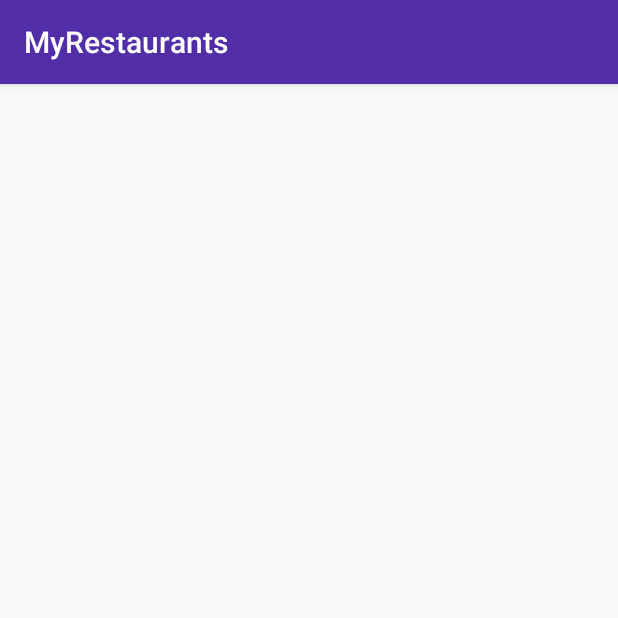
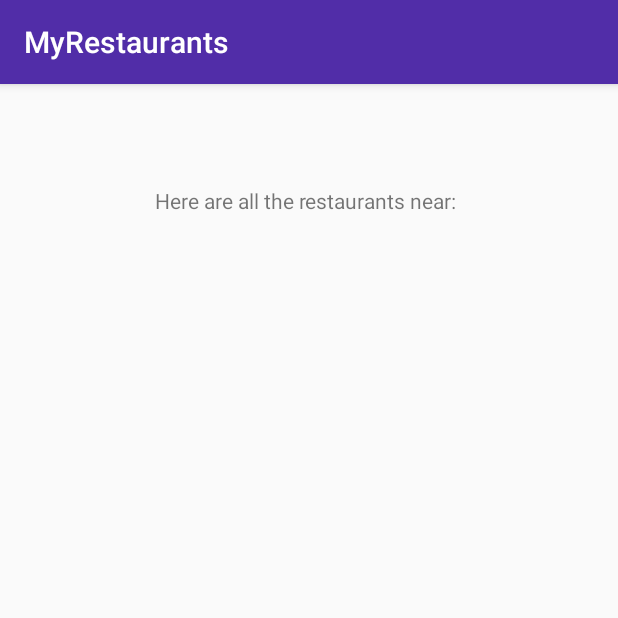
Before and after one commit to joe-kramer/MyRestaurants, an Android app: the screen it shows after launch (RestaurantsActivity), after a tap on "FIND RESTAURANTS", on a phone screen of 412 x 824 dp, the top half of it. Run offline under Robolectric (Android 15) with nearby library versions, the phone set to English and light mode, and no system bars.

Commit message:
add text view to display zip on restaurants view

```diff
--- a/app/src/main/java/com/joekramer/myrestaurants/MainActivity.java
+++ b/app/src/main/java/com/joekramer/myrestaurants/MainActivity.java
@@ -26,8 +26,8 @@ public class MainActivity extends AppCompatActivity {
             @Override
             public void onClick(View view) {
                 String location = mLocationEditText.getText().toString();
-                Log.d(TAG, location);
                 Intent intent = new Intent(MainActivity.this, RestaurantsActivity.class);
+                intent.putExtra("location", location);
                 startActivity(intent);
             }
         });
--- a/app/src/main/java/com/joekramer/myrestaurants/RestaurantsActivity.java
+++ b/app/src/main/java/com/joekramer/myrestaurants/RestaurantsActivity.java
@@ -1,13 +1,24 @@
 package com.joekramer.myrestaurants;
 
+import android.content.Intent;
 import android.support.v7.app.AppCompatActivity;
 import android.os.Bundle;
+import android.widget.TextView;
+
+import org.w3c.dom.Text;
 
 public class RestaurantsActivity extends AppCompatActivity {
+    private TextView mLocationTextView;
 
     @Override
     protected void onCreate(Bundle savedInstanceState) {
         super.onCreate(savedInstanceState);
         setContentView(R.layout.activity_restaurants);
+
+        mLocationTextView = (TextView) findViewById(R.id.locationTextView);
+
+        Intent intent = getIntent();
+        String location = intent.getStringExtra("location");
+        mLocationTextView.setText("Here are all the restaurants near: " + location);
     }
 }
--- a/app/src/main/res/layout/activity_restaurants.xml
+++ b/app/src/main/res/layout/activity_restaurants.xml
@@ -6,4 +6,12 @@
     android:layout_height="match_parent"
     tools:context="com.joekramer.myrestaurants.RestaurantsActivity">
 
+    <TextView
+        android:id="@+id/locationTextView"
+        android:layout_width="wrap_content"
+        android:layout_height="wrap_content"
+        android:layout_alignParentTop="true"
+        android:layout_centerHorizontal="true"
+        android:layout_marginTop="68dp"
+        android:text="TextView" />
 </android.widget.RelativeLayout>
```
